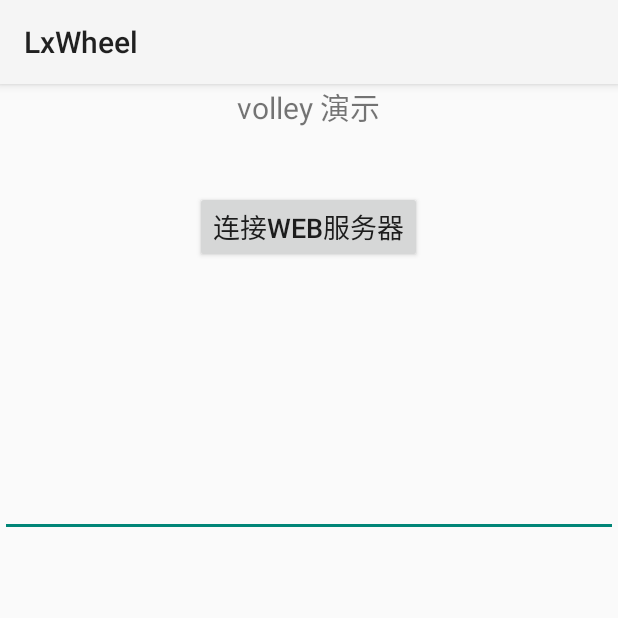
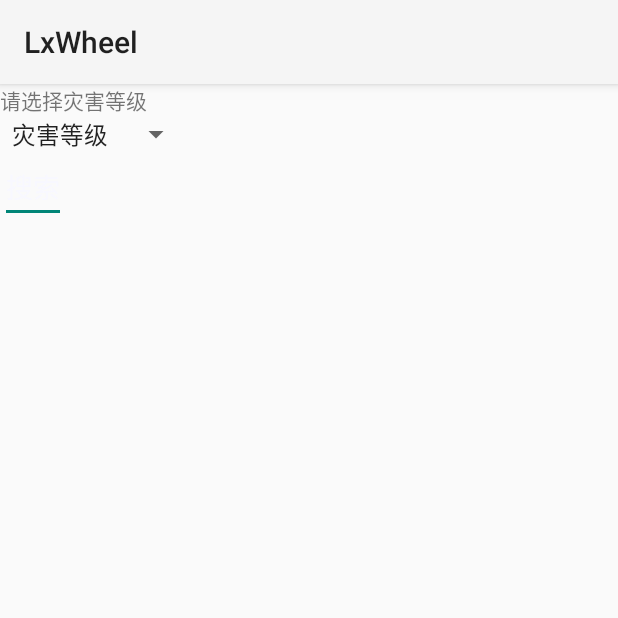
Before and after one commit to lxhcf/MyWheel, an Android app: the screen it shows after launch (VolleyTest before the commit, LeftListTest after it), after a tap on "一键测试", on a phone screen of 412 x 824 dp, the top half of it. Run offline under Robolectric (Android 15) with nearby library versions, the phone set to English and light mode, and no system bars.

Commit message:
2019.7.21首次提交了一些工具类

```diff
--- a/app/src/main/java/com/example/xiruo/lxwheel/MainActivity.java
+++ b/app/src/main/java/com/example/xiruo/lxwheel/MainActivity.java
@@ -199,8 +199,8 @@ public class MainActivity extends AppCompatActivity {
                 //endregion
 
                 //region UI设计---------------------------下拉列表  (未通过)
-//                Intent intent=new Intent(MainActivity.this, LeftListTest.class); //创建Intent对象
-//                startActivity(intent);
+                Intent intent=new Intent(MainActivity.this, LeftListTest.class); //创建Intent对象
+                startActivity(intent);
                 //endregion
 
                 //region UI设计---------------------------层式导航(通过)
@@ -281,8 +281,8 @@ public class MainActivity extends AppCompatActivity {
                 //endregion
 
                 //region 四大组件----------------------volley网络
-                Intent intent = new Intent(MainActivity.this, VolleyTest.class); //创建Intent对象
-                startActivity(intent);
+//                Intent intent = new Intent(MainActivity.this, VolleyTest.class); //创建Intent对象
+//                startActivity(intent);
                 //endregion
 
             }
--- a/app/src/main/res/layout/activity_left_list_test.xml
+++ b/app/src/main/res/layout/activity_left_list_test.xml
@@ -4,12 +4,17 @@
     xmlns:tools="http://schemas.android.com/tools"
     android:layout_width="match_parent"
     android:layout_height="match_parent"
+    android:orientation="vertical"
     tools:context=".UITest.LeftListTest">
+    <TextView
+        android:layout_width="wrap_content"
+        android:layout_height="wrap_content"
+        android:text="请选择灾害等级"/>
     <!--列表选择框-->
     <Spinner
         android:id="@+id/spinner"
         android:layout_width="wrap_content"
-        android:layout_height="50dp"
+        android:layout_height="wrap_content"
         android:entries="@array/ctype">
     </Spinner>
     <!--搜索文本框-->
```
Also changed, not shown: app/src/main/res/values/array.xml (+5 -10 lines).
